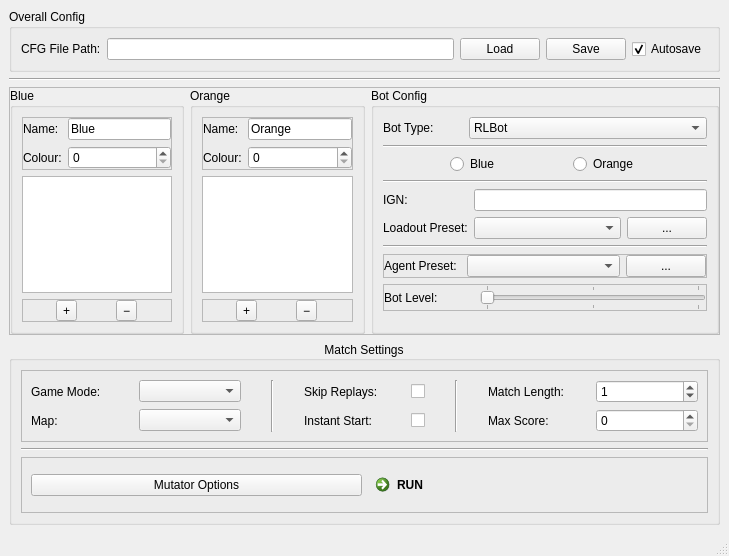
Qt form RLBotFramework/gui/qt_gui/qt_gui.ui (RLBot/RLBot) before a commit.
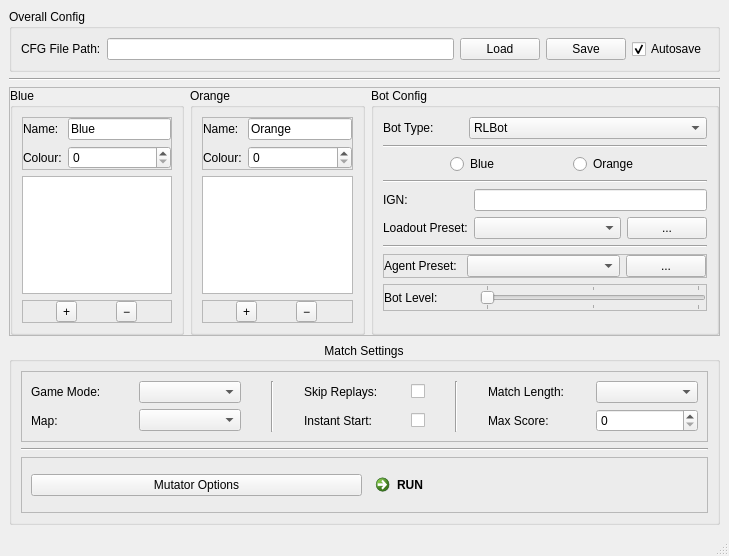
The same form after that commit.

```diff
--- a/RLBotFramework/gui/qt_gui/qt_gui.ui
+++ b/RLBotFramework/gui/qt_gui/qt_gui.ui
@@ -741,13 +741,6 @@
           <item row="1" column="7">
            <widget class="QSpinBox" name="spinBox_3"/>
           </item>
-          <item row="0" column="7">
-           <widget class="QSpinBox" name="spinBox_4">
-            <property name="value">
-             <number>1</number>
-            </property>
-           </widget>
-          </item>
           <item row="0" column="4">
            <widget class="QCheckBox" name="checkBox">
             <property name="sizePolicy">
@@ -791,6 +784,9 @@
             </property>
            </widget>
           </item>
+          <item row="0" column="7">
+           <widget class="QComboBox" name="comboBox_3"/>
+          </item>
          </layout>
         </widget>
        </item>
```
